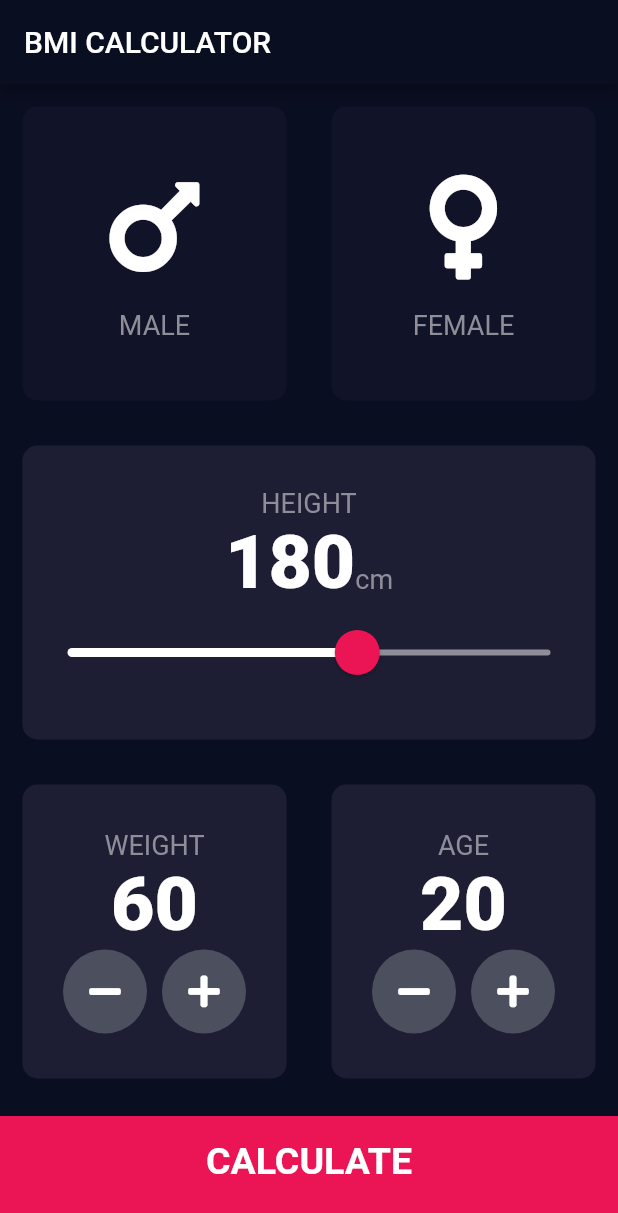
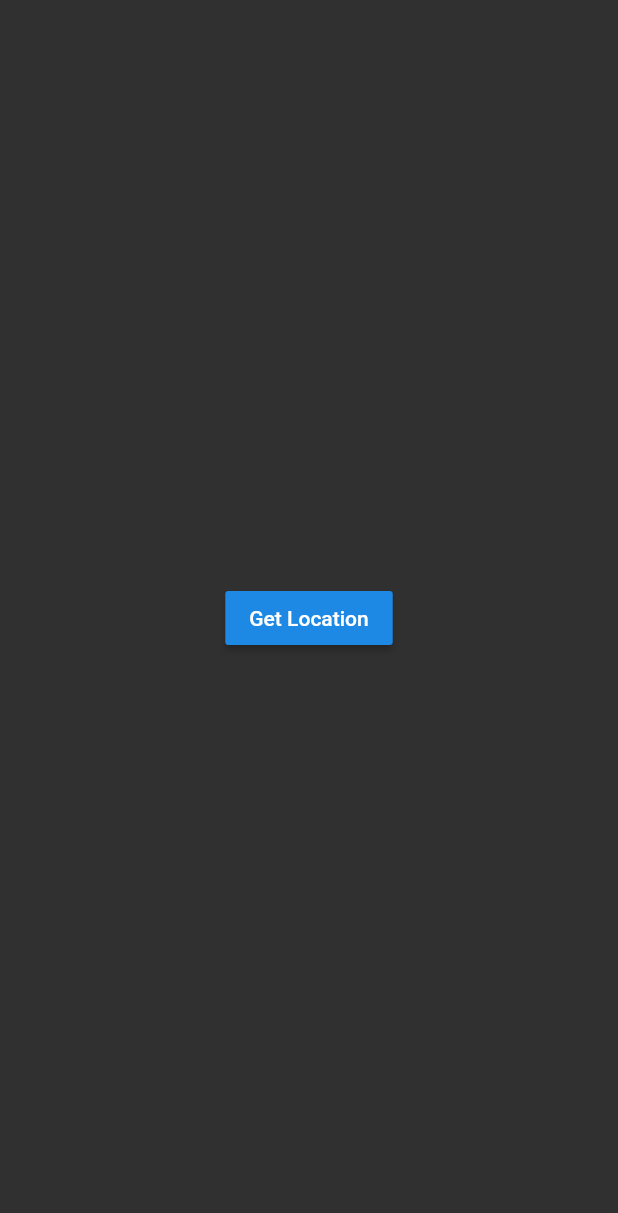
Before and after one commit to prakashsrv/flutter_app1, a Flutter app: the screen it shows after launch, on a phone screen of 412 x 824 dp. Shown: the top 1213 px of the screen. Run offline on Flutter 3.47's test engine with Material 2 defaults, Android fonts, the phone set to English and light mode, and no system bars.

```diff
--- a/lib/calculator_brain.dart
+++ /dev/null
@@ -1,35 +0,0 @@
-import 'dart:math';
-
-class CalculatorBrain {
-  CalculatorBrain({this.height, this.weight});
-
-  final int? height;
-  final int? weight;
-
-  double? _bmi;
-
-  String calculateBMI() {
-    _bmi = (weight! / pow(height! / 100, 2))!;
-    return _bmi!.toStringAsFixed(1);
-  }
-
-  String getResult() {
-    if (_bmi! >= 25) {
-      return 'Overweight';
-    } else if (_bmi! > 18.5) {
-      return 'Normal';
-    } else {
-      return 'Underweight';
-    }
-  }
-
-  String getInterpretation() {
-    if (_bmi! >= 25) {
-      return 'You have a higher than normal body weight. Try to exercise more.';
-    } else if (_bmi! >= 18.5) {
-      return 'You have a normal body weight. Good job!';
-    } else {
-      return 'You have a lower than normal body weight. You can eat a bit more.';
-    }
-  }
-}
--- a/lib/components/bottom_button.dart
+++ /dev/null
@@ -1,29 +0,0 @@
-import 'package:flutter/material.dart';
-import 'package:flutter_app/constants.dart';
-
-class BottomButton extends StatelessWidget {
-  BottomButton({@required this.onTap, @required this.buttonTitle});
-
-  final VoidCallback? onTap;
-  final String? buttonTitle;
-
-  @override
-  Widget build(BuildContext context) {
-    return GestureDetector(
-      onTap: onTap,
-      child: Container(
-        child: Center(
-          child: Text(
-            buttonTitle as String,
-            style: kLargeButtonTextStyle,
-          ),
-        ),
-        color: kBottomContainerColour,
-        margin: EdgeInsets.only(top: 10.0),
-        padding: EdgeInsets.only(bottom: 20.0),
-        width: double.infinity,
-        height: kBottomContainerHeight,
-      ),
-    );
-  }
-}
--- a/lib/components/icon_content.dart
+++ /dev/null
@@ -1,29 +0,0 @@
-import 'package:flutter/material.dart';
-import 'package:flutter_app/constants.dart';
-
-class IconContent extends StatelessWidget {
-  IconContent({this.icon, this.label});
-
-  final IconData? icon;
-  final String? label;
-
-  @override
-  Widget build(BuildContext context) {
-    return Column(
-      mainAxisAlignment: MainAxisAlignment.center,
-      children: <Widget>[
-        Icon(
-          icon,
-          size: 80.0,
-        ),
-        SizedBox(
-          height: 15.0,
-        ),
-        Text(
-          label as String,
-          style: kLabelTextStyle,
-        )
-      ],
-    );
-  }
-}
--- a/lib/components/reusable_card.dart
+++ /dev/null
@@ -1,24 +0,0 @@
-import 'package:flutter/material.dart';
-
-class ReusableCard extends StatelessWidget {
-  ReusableCard({@required this.colour, this.cardChild, this.onPress});
-
-  final Color? colour;
-  final Widget? cardChild;
-  final VoidCallback? onPress;
-
-  @override
-  Widget build(BuildContext context) {
-    return GestureDetector(
-      onTap: onPress,
-      child: Container(
-        child: cardChild,
-        margin: EdgeInsets.all(15.0),
-        decoration: BoxDecoration(
-          color: colour,
-          borderRadius: BorderRadius.circular(10.0),
-        ),
-      ),
-    );
-  }
-}
--- a/lib/components/round_icon_button.dart
+++ /dev/null
@@ -1,23 +0,0 @@
-import 'package:flutter/material.dart';
-
-class RoundIconButton extends StatelessWidget {
-  RoundIconButton({@required this.icon, @required this.onPressed});
-
-  final IconData? icon;
-  final VoidCallback? onPressed;
-
-  @override
-  Widget build(BuildContext context) {
-    return RawMaterialButton(
-      elevation: 0.0,
-      child: Icon(icon),
-      onPressed: onPressed,
-      constraints: BoxConstraints.tightFor(
-        width: 56.0,
-        height: 56.0,
-      ),
-      shape: CircleBorder(),
-      fillColor: Color(0xFF4C4F5E),
-    );
-  }
-}
--- a/lib/constants.dart
+++ /dev/null
@@ -1,41 +0,0 @@
-import 'package:flutter/material.dart';
-
-const kBottomContainerHeight = 80.0;
-const kActiveCardColour = Color(0xFF1D1E33);
-const kInactiveCardColour = Color(0xFF111328);
-const kBottomContainerColour = Color(0xFFEB1555);
-
-const kLabelTextStyle = TextStyle(
-  fontSize: 18.0,
-  color: Color(0xFF8D8E98),
-);
-
-const kNumberTextStyle = TextStyle(
-  fontSize: 50.0,
-  fontWeight: FontWeight.w900,
-);
-
-const kLargeButtonTextStyle = TextStyle(
-  fontSize: 25.0,
-  fontWeight: FontWeight.bold,
-);
-
-const kTitleTextStyle = TextStyle(
-  fontSize: 50.0,
-  fontWeight: FontWeight.bold,
-);
-
-const kResultTextStyle = TextStyle(
-  color: Color(0xFF24D876),
-  fontSize: 22.0,
-  fontWeight: FontWeight.bold,
-);
-
-const kBMITextStyle = TextStyle(
-  fontSize: 100.0,
-  fontWeight: FontWeight.bold,
-);
-
-const kBodyTextStyle = TextStyle(
-  fontSize: 22.0,
-);
--- a/lib/main.dart
+++ b/lib/main.dart
@@ -1,17 +1,14 @@
 import 'package:flutter/material.dart';
-import 'package:flutter_app/screens/input_page.dart';
+import 'package:flutter_app/screens/loading_screen.dart';
 
-void main() => runApp(BMICalculator());
+void main() => runApp(MyApp());
 
-class BMICalculator extends StatelessWidget {
+class MyApp extends StatelessWidget {
   @override
   Widget build(BuildContext context) {
     return MaterialApp(
-      theme: ThemeData.dark().copyWith(
-        primaryColor: Color(0xFF0A0E21),
-        scaffoldBackgroundColor: Color(0xFF0A0E21),
-      ),
-      home: InputPage(),
+      theme: ThemeData.dark(),
+      home: LoadingScreen(),
     );
   }
 }
--- a/lib/screens/input_page.dart
+++ /dev/null
@@ -1,236 +0,0 @@
-import 'package:flutter/material.dart';
-import 'package:font_awesome_flutter/font_awesome_flutter.dart';
-import 'package:flutter_app/components/icon_content.dart';
-import 'package:flutter_app/components/reusable_card.dart';
-import 'package:flutter_app/constants.dart';
-import 'package:flutter_app/screens/results_page.dart';
-import 'package:flutter_app/components/bottom_button.dart';
-import 'package:flutter_app/components/round_icon_button.dart';
-import 'package:flutter_app/calculator_brain.dart';
-
-enum Gender {
-  male,
-  female,
-}
-
-class InputPage extends StatefulWidget {
-  @override
-  _InputPageState createState() => _InputPageState();
-}
-
-class _InputPageState extends State<InputPage> {
-  Gender? selectedGender;
-  int height = 180;
-  int weight = 60;
-  int age = 20;
-
-  @override
-  Widget build(BuildContext context) {
-    return Scaffold(
-      appBar: AppBar(
-        title: Text('BMI CALCULATOR'),
-      ),
-      body: Column(
-        crossAxisAlignment: CrossAxisAlignment.stretch,
-        children: <Widget>[
-          Expanded(
-              child: Row(
-            children: <Widget>[
-              Expanded(
-                child: ReusableCard(
-                  onPress: () {
-                    setState(() {
-                      selectedGender = Gender.male;
-                    });
-                  },
-                  colour: selectedGender == Gender.male
-                      ? kActiveCardColour
-                      : kInactiveCardColour,
-                  cardChild: IconContent(
-                    icon: FontAwesomeIcons.mars,
-                    label: 'MALE',
-                  ),
-                ),
-              ),
-              Expanded(
-                child: ReusableCard(
-                  onPress: () {
-                    setState(() {
-                      selectedGender = Gender.female;
-                    });
-                  },
-                  colour: selectedGender == Gender.female
-                      ? kActiveCardColour
-                      : kInactiveCardColour,
-                  cardChild: IconContent(
-                    icon: FontAwesomeIcons.venus,
-                    label: 'FEMALE',
-                  ),
-                ),
-              ),
-            ],
-          )),
-          Expanded(
-            child: ReusableCard(
-              colour: kActiveCardColour,
-              cardChild: Column(
-                mainAxisAlignment: MainAxisAlignment.center,
-                children: <Widget>[
-                  Text(
-                    'HEIGHT',
-                    style: kLabelTextStyle,
-                  ),
-                  Row(
-                    mainAxisAlignment: MainAxisAlignment.center,
-                    crossAxisAlignment: CrossAxisAlignment.baseline,
-                    textBaseline: TextBaseline.alphabetic,
-                    children: <Widget>[
-                      Text(
-                        height.toString(),
-                        style: kNumberTextStyle,
-                      ),
-                      Text(
-                        'cm',
-                        style: kLabelTextStyle,
-                      )
-                    ],
-                  ),
-                  SliderTheme(
-                    data: SliderTheme.of(context).copyWith(
-                      inactiveTrackColor: Color(0xFF8D8E98),
-                      activeTrackColor: Colors.white,
-                      thumbColor: Color(0xFFEB1555),
-                      overlayColor: Color(0x29EB1555),
-                      thumbShape:
-                          RoundSliderThumbShape(enabledThumbRadius: 15.0),
-                      overlayShape:
-                          RoundSliderOverlayShape(overlayRadius: 30.0),
-                    ),
-                    child: Slider(
-                      value: height.toDouble(),
-                      min: 120.0,
-                      max: 220.0,
-                      onChanged: (double newValue) {
-                        setState(() {
-                          height = newValue.round();
-                        });
-                      },
-                    ),
-                  ),
-                ],
-              ),
-            ),
-          ),
-          Expanded(
-            child: Row(
-              children: <Widget>[
-                Expanded(
-                  child: ReusableCard(
-                    colour: kActiveCardColour,
-                    cardChild: Column(
-                      mainAxisAlignment: MainAxisAlignment.center,
-                      children: <Widget>[
-                        Text(
-                          'WEIGHT',
-                          style: kLabelTextStyle,
-                        ),
-                        Text(
-                          weight.toString(),
-                          style: kNumberTextStyle,
-                        ),
-                        Row(
-                          mainAxisAlignment: MainAxisAlignment.center,
-                          children: <Widget>[
-                            RoundIconButton(
-                                icon: FontAwesomeIcons.minus,
-                                onPressed: () {
-                                  setState(() {
-                                    weight--;
-                                  });
-                                }),
-                            SizedBox(
-                              width: 10.0,
-                            ),
-                            RoundIconButton(
-                              icon: FontAwesomeIcons.plus,
-                              onPressed: () {
-                                setState(() {
-                                  weight++;
-                                });
-                              },
-                            ),
-                          ],
-                        ),
-                      ],
-                    ),
-                  ),
-                ),
-                Expanded(
-                  child: ReusableCard(
-                    colour: kActiveCardColour,
-                    cardChild: Column(
-                      mainAxisAlignment: MainAxisAlignment.center,
-                      children: <Widget>[
-                        Text(
-                          'AGE',
-                          style: kLabelTextStyle,
-                        ),
-                        Text(
-                          age.toString(),
-                          style: kNumberTextStyle,
-                        ),
-                        Row(
-                          mainAxisAlignment: MainAxisAlignment.center,
-                          children: <Widget>[
-                            RoundIconButton(
-                              icon: FontAwesomeIcons.minus,
-                              onPressed: () {
-                                setState(
-                                  () {
-                                    age--;
-                                  },
-                                );
-                              },
-                            ),
-                            SizedBox(
-                              width: 10.0,
-                            ),
-                            RoundIconButton(
-                                icon: FontAwesomeIcons.plus,
-                                onPressed: () {
-                                  setState(() {
-                                    age++;
-                                  });
-                                })
-                          ],
-                        )
-                      ],
-                    ),
-                  ),
-                ),
-              ],
-            ),
-          ),
-          BottomButton(
-            buttonTitle: 'CALCULATE',
-            onTap: () {
-              CalculatorBrain calc =
-                  CalculatorBrain(height: height, weight: weight);
-
-              Navigator.push(
-                context,
-                MaterialPageRoute(
-                  builder: (context) => ResultsPage(
-                        bmiResult: calc.calculateBMI(),
-                        resultText: calc.getResult(),
-                        interpretation: calc.getInterpretation(),
-                      ),
-                ),
-              );
-            },
-          ),
-        ],
-      ),
-    );
-  }
-}
--- /dev/null
+++ b/lib/screens/loading_screen.dart
@@ -0,0 +1,22 @@
+import 'package:flutter/material.dart';
+
+class LoadingScreen extends StatefulWidget {
+  @override
+  _LoadingScreenState createState() => _LoadingScreenState();
+}
+
+class _LoadingScreenState extends State<LoadingScreen> {
+  @override
+  Widget build(BuildContext context) {
+    return Scaffold(
+      body: Center(
+        child: RaisedButton(
+          onPressed: () {
+            //Get the current location
+          },
+          child: Text('Get Location'),
+        ),
+      ),
+    );
+  }
+}
--- a/pubspec.yaml
+++ b/pubspec.yaml
@@ -28,6 +28,7 @@ flutter:
     - images/
 
   fonts:
-    - family: Pacifico
+    - family: Spartan MB
       fonts:
-        - asset: fonts/Pacifico-Regular.ttf
+      - asset: fonts/SpartanMB-Black.otf
+        weight: 900
```
Also changed, not shown: lib/screens/city_screen.dart (added, +51 -0 lines), lib/screens/location_screen.dart (added, +76 -0 lines), lib/screens/results_page.dart (deleted, +0 -71 lines), lib/services/weather.dart (added, +33 -0 lines), lib/utilities/constants.dart (added, +20 -0 lines), fonts/SpartanMB-Black.otf (added), images/city_background.jpg (added), images/location_background.jpg (added), lib/services/location.dart (added), lib/services/networking.dart (added).
